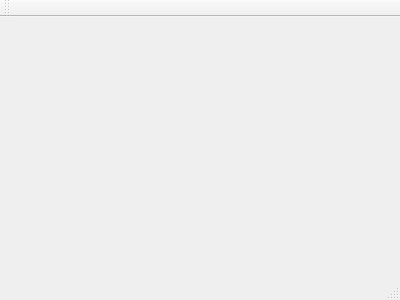
First picture: the form in mainwindow.ui, repository Qt-Widgets/qt-linear-algebra, before the edit.
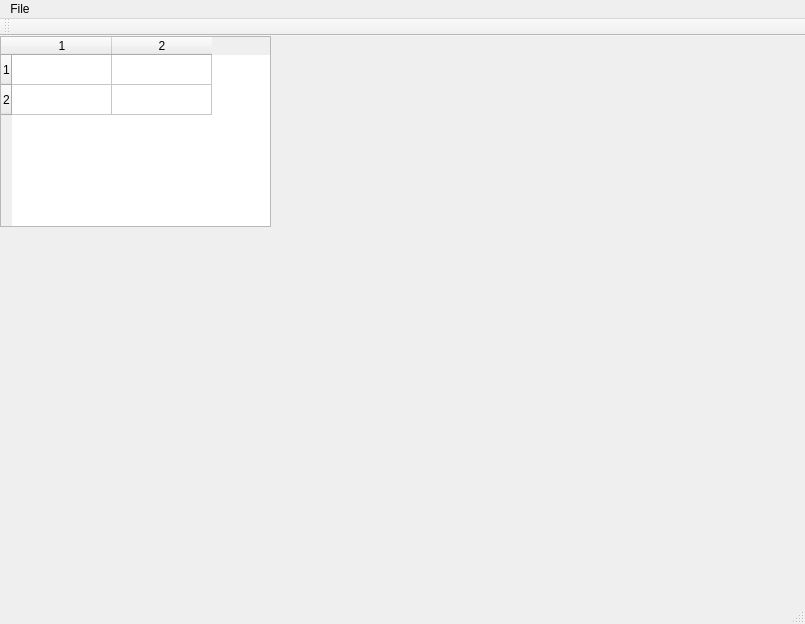
Second picture: the form after the edit.

Patch:
```diff
--- a/mainwindow.ui
+++ b/mainwindow.ui
@@ -1,24 +1,94 @@
 <ui version="4.0">
  <class>MainWindow</class>
- <widget class="QMainWindow" name="MainWindow" >
-  <property name="geometry" >
+ <widget class="QMainWindow" name="MainWindow">
+  <property name="geometry">
    <rect>
     <x>0</x>
     <y>0</y>
-    <width>400</width>
-    <height>300</height>
+    <width>805</width>
+    <height>624</height>
    </rect>
   </property>
   <property name="windowTitle" >
    <string>MainWindow</string>
   </property>
-  <widget class="QMenuBar" name="menuBar" />
-  <widget class="QToolBar" name="mainToolBar" />
-  <widget class="QWidget" name="centralWidget" />
-  <widget class="QStatusBar" name="statusBar" />
+  <widget class="QWidget" name="centralWidget">
+   <widget class="QTableWidget" name="matrix">
+    <property name="geometry">
+     <rect>
+      <x>0</x>
+      <y>0</y>
+      <width>271</width>
+      <height>191</height>
+     </rect>
+    </property>
+    <property name="verticalScrollBarPolicy">
+     <enum>Qt::ScrollBarAlwaysOff</enum>
+    </property>
+    <property name="horizontalScrollBarPolicy">
+     <enum>Qt::ScrollBarAlwaysOff</enum>
+    </property>
+    <property name="sizeAdjustPolicy">
+     <enum>QAbstractScrollArea::AdjustToContents</enum>
+    </property>
+    <property name="rowCount">
+     <number>2</number>
+    </property>
+    <property name="columnCount">
+     <number>2</number>
+    </property>
+    <row/>
+    <row/>
+    <column/>
+    <column/>
+   </widget>
+  </widget>
+  <widget class="QMenuBar" name="menuBar">
+   <property name="geometry">
+    <rect>
+     <x>0</x>
+     <y>0</y>
+     <width>805</width>
+     <height>21</height>
+    </rect>
+   </property>
+   <widget class="QMenu" name="menuFile">
+    <property name="title">
+     <string>File</string>
+    </property>
+    <addaction name="actionLoad_configuration"/>
+    <addaction name="actionSave_matrix"/>
+    <addaction name="separator"/>
+    <addaction name="actionQuit"/>
+   </widget>
+   <addaction name="menuFile"/>
+  </widget>
+  <widget class="QToolBar" name="mainToolBar">
+   <attribute name="toolBarArea">
+    <enum>TopToolBarArea</enum>
+   </attribute>
+   <attribute name="toolBarBreak">
+    <bool>false</bool>
+   </attribute>
+  </widget>
+  <widget class="QStatusBar" name="statusBar"/>
+  <action name="actionLoad_configuration">
+   <property name="text">
+    <string>Load matrix</string>
+   </property>
+  </action>
+  <action name="actionSave_matrix">
+   <property name="text">
+    <string>Save matrix</string>
+   </property>
+  </action>
+  <action name="actionQuit">
+   <property name="text">
+    <string>Quit</string>
+   </property>
+  </action>
  </widget>
- <layoutDefault spacing="6" margin="11" />
- <pixmapfunction></pixmapfunction>
+ <layoutdefault spacing="6" margin="11"/>
  <resources/>
  <connections/>
 </ui>
```
Left out of the diff: 3 changed lines with no effect on the pictures.
